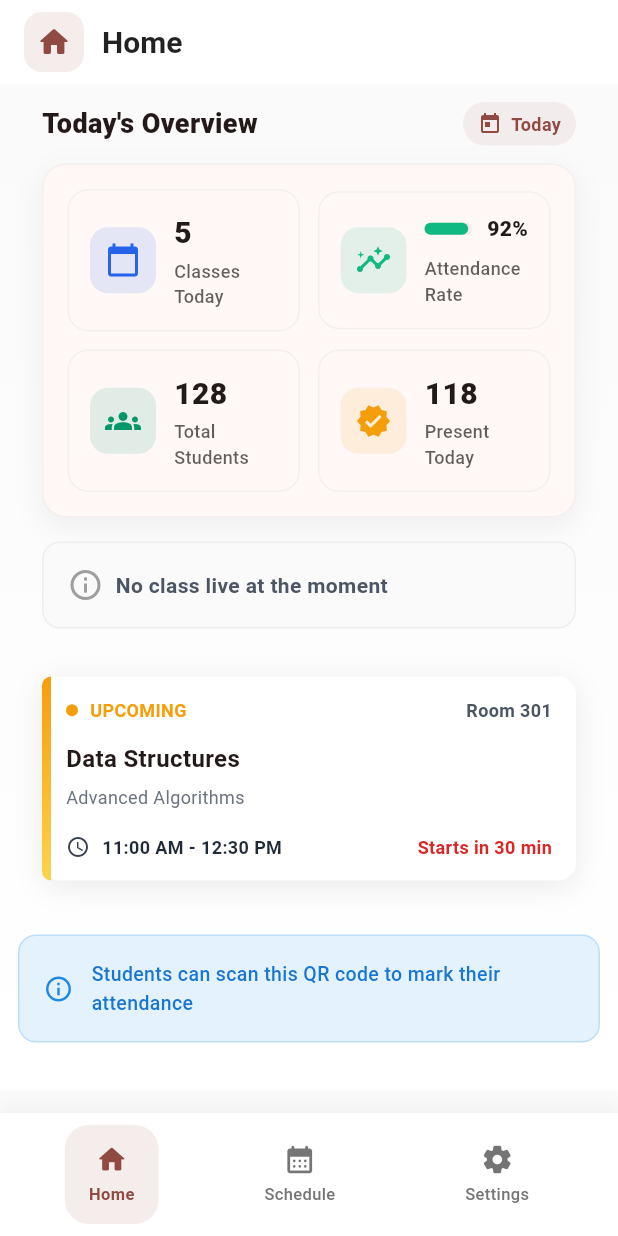
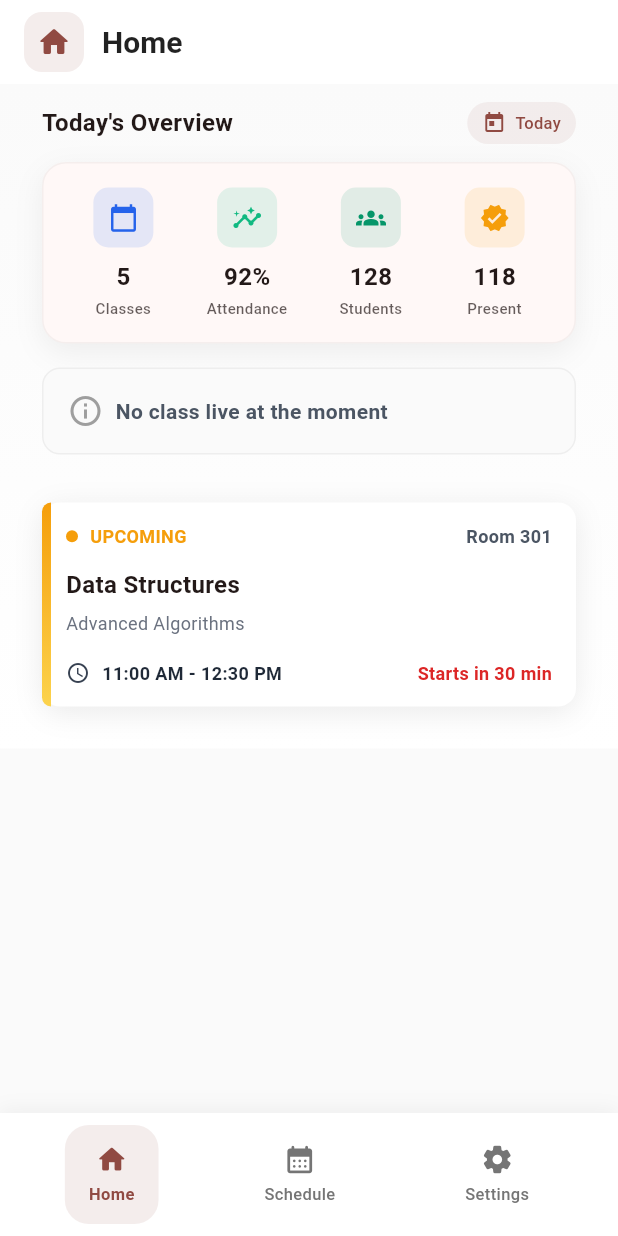
Before and after one commit to RaveZam/MyAttendance, a Flutter app: the screen it shows once a user with an empty profile is signed in, on a phone screen of 412 x 824 dp. Run offline on Flutter 3.47's test engine with Material 3 defaults, Android fonts, the phone set to English and light mode, and no system bars; our stand-ins replace connectivity_plus, csv, drift, drift_flutter, file_picker, flutter_blue_plus and 3 more; missing offline and left inert: flutter_ble_peripheral, mobile_scanner; accounts and stored records are empty; generated files the repository leaves out were written again.

Commit message:
Enhanced Overview page

```diff
--- a/lib/features/Teacher/pages/teacher_home_page.dart
+++ b/lib/features/Teacher/pages/teacher_home_page.dart
@@ -55,36 +55,6 @@ class _TeacherHomePageState extends State<TeacherHomePage> {
                 //   ),
                 //   child: const Qrcode(),
                 // ),
-                const SizedBox(height: 20),
-                Container(
-                  padding: const EdgeInsets.all(16),
-                  decoration: BoxDecoration(
-                    color: Colors.blue.shade50,
-                    borderRadius: BorderRadius.circular(12),
-                    border: Border.all(color: Colors.blue.shade100),
-                  ),
-                  child: Row(
-                    children: [
-                      Icon(
-                        Icons.info_outline,
-                        color: Colors.blue.shade600,
-                        size: 20,
-                      ),
-                      const SizedBox(width: 12),
-                      Expanded(
-                        child: Text(
-                          "Students can scan this QR code to mark their attendance",
-                          style: TextStyle(
-                            color: Colors.blue.shade700,
-                            fontSize: 13,
-                            fontWeight: FontWeight.w500,
-                          ),
-                        ),
-                      ),
-                    ],
-                  ),
-                ),
-                const SizedBox(height: 20),
               ],
             ),
           ),
--- /dev/null
+++ b/lib/features/Teacher/widgets/msgbox.dart
@@ -0,0 +1,36 @@
+import 'package:flutter/material.dart';
+
+class MsgBox extends StatelessWidget {
+  const MsgBox({super.key});
+  @override
+  Widget build(BuildContext context) {
+    return  Container(
+                  padding: const EdgeInsets.all(16),
+                  decoration: BoxDecoration(
+                    color: Colors.blue.shade50,
+                    borderRadius: BorderRadius.circular(12),
+                    border: Border.all(color: Colors.blue.shade100),
+                  ),
+                  child: Row(
+                    children: [
+                      Icon(
+                        Icons.info_outline,
+                        color: Colors.blue.shade600,
+                        size: 20,
+                      ),
+                      const SizedBox(width: 12),
+                      Expanded(
+                        child: Text(
+                          "Students can scan this QR code to mark their attendance",
+                          style: TextStyle(
+                            color: Colors.blue.shade700,
+                            fontSize: 13,
+                            fontWeight: FontWeight.w500,
+                          ),
+                        ),
+                      ),
+                    ],
+                  ),
+                );
+  }
+}
--- a/lib/features/Teacher/widgets/overview_section.dart
+++ b/lib/features/Teacher/widgets/overview_section.dart
@@ -17,8 +17,8 @@ class OverviewSection extends StatelessWidget {
                 "Today's Overview",
                 style: TextStyle(
                   color: scheme.onSurface,
-                  fontWeight: FontWeight.w800,
-                  fontSize: 18,
+                  fontWeight: FontWeight.w600,
+                  fontSize: 16,
                 ),
               ),
               const Spacer(),
@@ -39,8 +39,8 @@ class OverviewSection extends StatelessWidget {
                       'Today',
                       style: TextStyle(
                         color: scheme.primary,
-                        fontWeight: FontWeight.w600,
-                        fontSize: 12,
+                        fontWeight: FontWeight.w500,
+                        fontSize: 11,
                       ),
                     ),
                   ],
@@ -63,114 +63,41 @@ class OverviewSection extends StatelessWidget {
               ],
             ),
             padding: const EdgeInsets.symmetric(vertical: 16, horizontal: 16),
-            child: Column(
+            child: Row(
               children: [
-                Row(
-                  children: const [
                 Expanded(
-                      child: _StatCard(
+                  child: _CompactStatCard(
                     icon: Icons.calendar_today,
                     iconColor: Color(0xFF2563EB),
-                        label: 'Classes Today',
+                    label: 'Classes',
                     value: '5',
                   ),
                 ),
-                    SizedBox(width: 12),
+                SizedBox(width: 8),
                 Expanded(
-                      child: _AttendanceCard(
-                        label: 'Attendance Rate',
+                  child: _CompactStatCard(
+                    icon: Icons.insights,
+                    iconColor: Color(0xFF10B981),
+                    label: 'Attendance',
                     value: '92%',
-                        progress: 0.92,
                   ),
                 ),
-                  ],
-                ),
-                const SizedBox(height: 12),
-                Row(
-                  children: const [
+                SizedBox(width: 8),
                 Expanded(
-                      child: _StatCard(
+                  child: _CompactStatCard(
                     icon: Icons.groups,
                     iconColor: Color(0xFF059669),
-                        label: 'Total Students',
+                    label: 'Students',
                     value: '128',
                   ),
                 ),
-                    SizedBox(width: 12),
+                SizedBox(width: 8),
                 Expanded(
-                      child: _StatCard(
+                  child: _CompactStatCard(
                     icon: Icons.verified,
                     iconColor: Color(0xFFF59E0B),
-                        label: 'Present Today',
+                    label: 'Present',
                     value: '118',
-                      ),
-                    ),
-                  ],
-                ),
-              ],
-            ),
-          ),
-        ],
-      ),
-    );
-  }
-}
-
-class _StatCard extends StatelessWidget {
-  final IconData icon;
-  final Color iconColor;
-  final String value;
-  final String label;
-
-  const _StatCard({
-    required this.icon,
-    required this.iconColor,
-    required this.value,
-    required this.label,
-  });
-
-  @override
-  Widget build(BuildContext context) {
-    final scheme = Theme.of(context).colorScheme;
-    return Container(
-      padding: const EdgeInsets.all(14),
-      decoration: BoxDecoration(
-        color: scheme.surface,
-        borderRadius: BorderRadius.circular(14),
-        border: Border.all(color: Colors.black.withOpacity(0.04)),
-      ),
-      child: Row(
-        crossAxisAlignment: CrossAxisAlignment.center,
-        children: [
-          Container(
-            width: 44,
-            height: 44,
-            decoration: BoxDecoration(
-              color: iconColor.withOpacity(0.12),
-              borderRadius: BorderRadius.circular(12),
-            ),
-            child: Icon(icon, color: iconColor),
-          ),
-          const SizedBox(width: 12),
-          Expanded(
-            child: Column(
-              crossAxisAlignment: CrossAxisAlignment.start,
-              children: [
-                Text(
-                  value,
-                  style: TextStyle(
-                    color: scheme.onSurface,
-                    fontSize: 20,
-                    fontWeight: FontWeight.w800,
-                  ),
-                ),
-                const SizedBox(height: 2),
-                Text(
-                  label,
-                  style: TextStyle(
-                    color: scheme.onSurface.withOpacity(0.7),
-                    fontSize: 12,
-                    fontWeight: FontWeight.w500,
                   ),
                 ),
               ],
@@ -182,79 +109,54 @@ class _StatCard extends StatelessWidget {
   }
 }
 
-class _AttendanceCard extends StatelessWidget {
+class _CompactStatCard extends StatelessWidget {
+  final IconData icon;
+  final Color iconColor;
   final String value;
   final String label;
-  final double progress;
 
-  const _AttendanceCard({
+  const _CompactStatCard({
+    required this.icon,
+    required this.iconColor,
     required this.value,
     required this.label,
-    required this.progress,
   });
 
   @override
   Widget build(BuildContext context) {
     final scheme = Theme.of(context).colorScheme;
-    return Container(
-      padding: const EdgeInsets.all(14),
-      decoration: BoxDecoration(
-        color: scheme.surface,
-        borderRadius: BorderRadius.circular(14),
-        border: Border.all(color: Colors.black.withOpacity(0.04)),
-      ),
-      child: Row(
-        crossAxisAlignment: CrossAxisAlignment.center,
+    return Column(
+      mainAxisSize: MainAxisSize.min,
       children: [
         Container(
-            width: 44,
-            height: 44,
+          width: 40,
+          height: 40,
           decoration: BoxDecoration(
-              color: const Color(0xFF10B981).withOpacity(0.12),
-              borderRadius: BorderRadius.circular(12),
+            color: iconColor.withOpacity(0.12),
+            borderRadius: BorderRadius.circular(10),
           ),
-            child: const Icon(Icons.insights, color: Color(0xFF10B981)),
+          child: Icon(icon, color: iconColor, size: 20),
         ),
-          const SizedBox(width: 12),
-          Expanded(
-            child: Column(
-              crossAxisAlignment: CrossAxisAlignment.start,
-              children: [
-                Row(
-                  children: [
-                    Expanded(
-                      child: LinearProgressIndicator(
-                        value: progress,
-                        backgroundColor: scheme.primary.withOpacity(0.08),
-                        color: const Color(0xFF10B981),
-                        minHeight: 8,
-                        borderRadius: BorderRadius.circular(8),
-                      ),
-                    ),
-                    const SizedBox(width: 10),
+        const SizedBox(height: 8),
         Text(
           value,
           style: TextStyle(
             color: scheme.onSurface,
-                        fontWeight: FontWeight.w800,
+            fontSize: 16,
+            fontWeight: FontWeight.w600,
           ),
         ),
-                  ],
-                ),
-                const SizedBox(height: 8),
+        const SizedBox(height: 2),
         Text(
           label,
+          textAlign: TextAlign.center,
           style: TextStyle(
             color: scheme.onSurface.withOpacity(0.7),
-                    fontSize: 12,
+            fontSize: 10,
             fontWeight: FontWeight.w500,
           ),
         ),
       ],
-            ),
-          ),
-        ],
-      ),
     );
   }
 }
```
Lines whose indentation alone changed are shown as unchanged.
